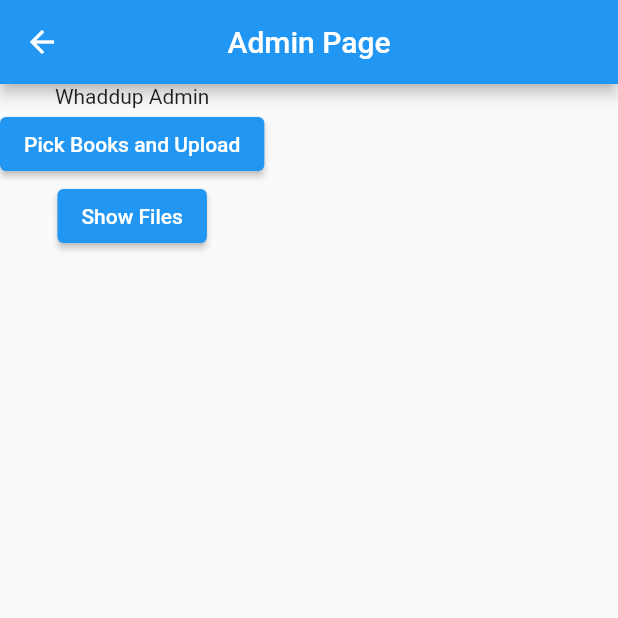
After one commit to zinbrox/books_app, a Flutter app: the AdminPage screen opened by its route, after a tap on "Pick Books and Upload", on a phone screen of 412 x 824 dp, the top half of it. The commit adds this screen. Run offline on Flutter 3.47's test engine with Material 2 defaults, Android fonts, the light colour scheme and no system bars; our stand-ins replace file_picker, firebase_auth, firebase_core, firebase_storage, google_sign_in; missing offline and left inert: epub_viewer; accounts and stored records are empty.

Commit message:
Added feature - fetching metadata from Cloud Storage

```diff
--- a/lib/main.dart
+++ b/lib/main.dart
@@ -2,6 +2,8 @@ import 'package:books_app/pages/LoginPage.dart';
 import 'package:books_app/pages/myBooksPage.dart';
 import 'package:flutter/material.dart';
 import 'package:books_app/pages/home.dart';
+import 'package:books_app/pages/adminPage.dart';
+import 'package:books_app/pages/mainHomePage.dart';
 
 void main() {
   runApp(MyApp());
@@ -21,6 +23,8 @@ class _MyAppState extends State<MyApp> {
         '/login':(context) => LoginPage(),
         '/home': (context) => Home(),
         '/myPage': (context) => myPage(),
+        '/adminPage':(context) => AdminPage(),
+        '/mainHomePage':(context) => mainHomePage(),
       },
     );
   }
--- a/lib/pages/HomePage.dart
+++ b/lib/pages/HomePage.dart
@@ -9,6 +9,7 @@ class HomePage extends StatefulWidget {
 
 class _HomePageState extends State<HomePage> {
   PlatformFile file;
+
   @override
   Widget build(BuildContext context) {
     return Scaffold(
@@ -39,7 +40,9 @@ class _HomePageState extends State<HomePage> {
           ElevatedButton(
               onPressed: () {
                 EpubViewer.setConfig(
-                  themeColor: Theme.of(context).primaryColor,
+                  themeColor: Theme
+                      .of(context)
+                      .primaryColor,
                   identifier: "iosBook",
                   scrollDirection: EpubScrollDirection.VERTICAL,
                   allowSharing: true,
@@ -63,7 +66,17 @@ class _HomePageState extends State<HomePage> {
           ),
           ElevatedButton(onPressed: () {
             Navigator.pushNamed(context, '/myPage');
-          }, child: Text("Go to my Page")),
+          }, child: Text("Go to my Page")
+          ),
+          ElevatedButton(onPressed: () {
+            Navigator.pushNamed(context, '/mainHomePage');
+          }, child: Text("Main Home Page")),
+          ElevatedButton(
+            onPressed: () {
+              Navigator.pushNamed(context, '/adminPage');
+            },
+            child: Text("Admin Page"),
+          ),
         ],
       ),
     );
--- /dev/null
+++ b/lib/pages/adminPage.dart
@@ -0,0 +1,75 @@
+import 'dart:io';
+
+import 'package:file_picker/file_picker.dart';
+import 'package:flutter/material.dart';
+import 'package:firebase_storage/firebase_storage.dart' as firebase_storage;
+import 'package:flutter/services.dart';
+
+class AdminPage extends StatefulWidget {
+  @override
+  _AdminPageState createState() => _AdminPageState();
+}
+
+class _AdminPageState extends State<AdminPage> {
+
+  Future<void> fileUpload() async {
+
+    firebase_storage.SettableMetadata metadata =
+    firebase_storage.SettableMetadata(
+      cacheControl: 'max-age=60',
+      customMetadata: <String, String>{
+        'description': 'Pluto is a dwarf planet in the Kuiper belt, a ring of bodies beyond the orbit of Neptune. It was the first and the largest Kuiper belt object to be discovered. After Pluto was discovered in 1930, it was declared to be the ninth planet from the Sun',
+        'title': 'Pluto',
+      },
+    );
+    FilePickerResult result = await FilePicker.platform.pickFiles(allowMultiple: true);
+
+    if(result != null) {
+      List<File> files = result.paths.map((path) => File(path)).toList();
+      for(var file in result.files) {
+        String name = file.name;
+        await firebase_storage.FirebaseStorage.instance
+            .ref('books/$name')
+            .putFile(File(file.path), metadata);
+      }
+    } else {
+      // User canceled the picker
+      print("Error Picking Files");
+    }
+  }
+
+  Future<void> showFiles() async {
+  firebase_storage.ListResult result  = await firebase_storage.FirebaseStorage.instance.ref('books/').listAll();
+
+  result.items.forEach((firebase_storage.Reference ref) {
+    print('Found file: ${ref.fullPath}');
+  });
+  for(var i in result.items) {
+    firebase_storage.FullMetadata metadata = await firebase_storage
+        .FirebaseStorage.instance
+        .ref('${i.fullPath}')
+        .getMetadata();
+    print(metadata.customMetadata['title']);
+  }
+
+
+  //print(metadata.customMetadata['title']);
+}
+
+  @override
+  Widget build(BuildContext context) {
+    return Scaffold(
+      appBar: AppBar(
+        title: Text("Admin Page"),
+        centerTitle: true,
+      ),
+      body: Column(
+        children: <Widget>[
+          Text("Whaddup Admin"),
+          ElevatedButton(onPressed: () {fileUpload();}, child: Text("Pick Books and Upload")),
+          ElevatedButton(onPressed: () {showFiles();}, child: Text("Show Files")),
+        ],
+      ),
+    );
+  }
+}
```
Also changed, not shown: lib/pages/mainHomePage.dart (added, +82 -0 lines).
